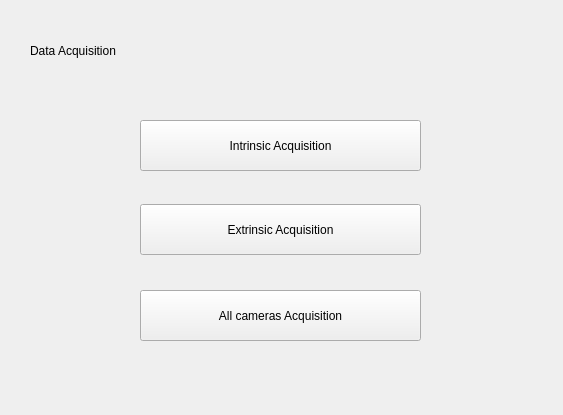
Jjat00/Deptherm-Inspection, file src/views/dataAcquisitionManagement.ui: the form before one commit.
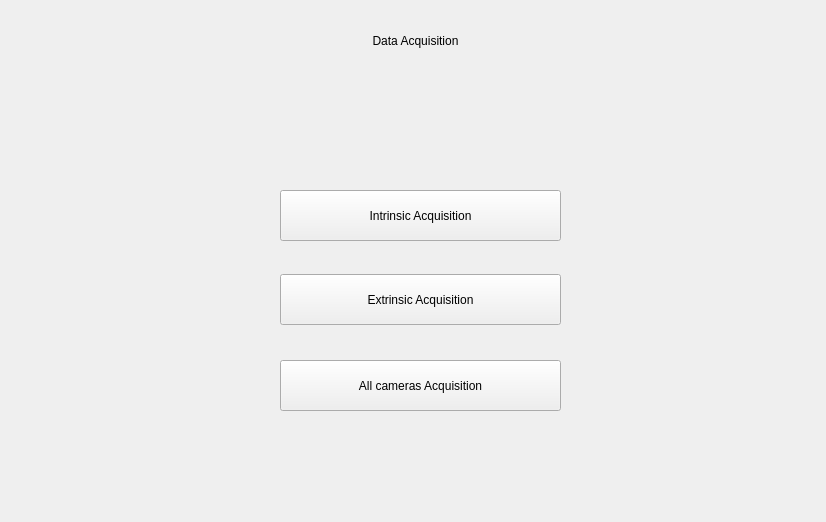
The form after the commit.

Commit message: added extrinsic acquisition module

```diff
--- a/src/views/dataAcquisitionManagement.ui
+++ b/src/views/dataAcquisitionManagement.ui
@@ -6,8 +6,8 @@
    <rect>
     <x>0</x>
     <y>0</y>
-    <width>563</width>
-    <height>415</height>
+    <width>826</width>
+    <height>522</height>
    </rect>
   </property>
   <property name="windowTitle">
@@ -16,8 +16,8 @@
   <widget class="QPushButton" name="pushButton">
    <property name="geometry">
     <rect>
-     <x>140</x>
-     <y>120</y>
+     <x>280</x>
+     <y>190</y>
      <width>281</width>
      <height>51</height>
     </rect>
@@ -29,8 +29,8 @@
   <widget class="QPushButton" name="pushButton_2">
    <property name="geometry">
     <rect>
-     <x>140</x>
-     <y>204</y>
+     <x>280</x>
+     <y>274</y>
      <width>281</width>
      <height>51</height>
     </rect>
@@ -45,8 +45,8 @@
   <widget class="QPushButton" name="pushButton_3">
    <property name="geometry">
     <rect>
-     <x>140</x>
-     <y>290</y>
+     <x>280</x>
+     <y>360</y>
      <width>281</width>
      <height>51</height>
     </rect>
@@ -58,15 +58,18 @@
   <widget class="QLabel" name="label">
    <property name="geometry">
     <rect>
-     <x>30</x>
-     <y>20</y>
-     <width>511</width>
+     <x>20</x>
+     <y>10</y>
+     <width>791</width>
      <height>61</height>
     </rect>
    </property>
    <property name="text">
     <string>Data Acquisition</string>
    </property>
+   <property name="alignment">
+    <set>Qt::AlignCenter</set>
+   </property>
   </widget>
  </widget>
  <resources/>
```
Left out of the diff: 6 changed lines with no effect on the pictures. The commit also changes 32 other files.
